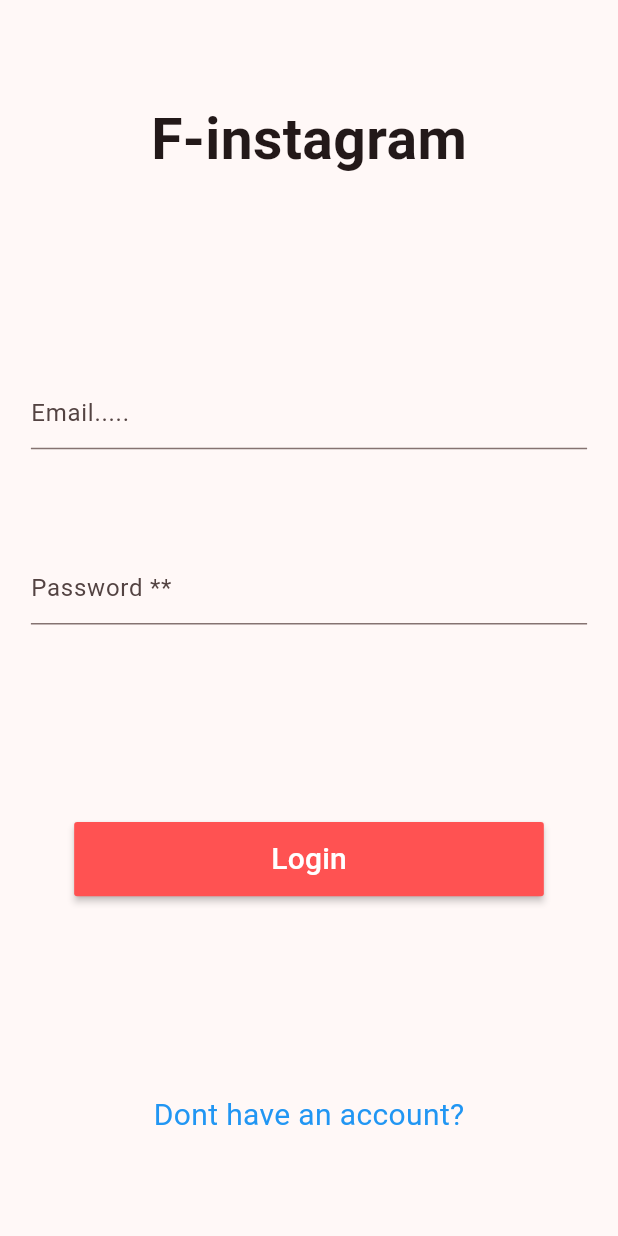
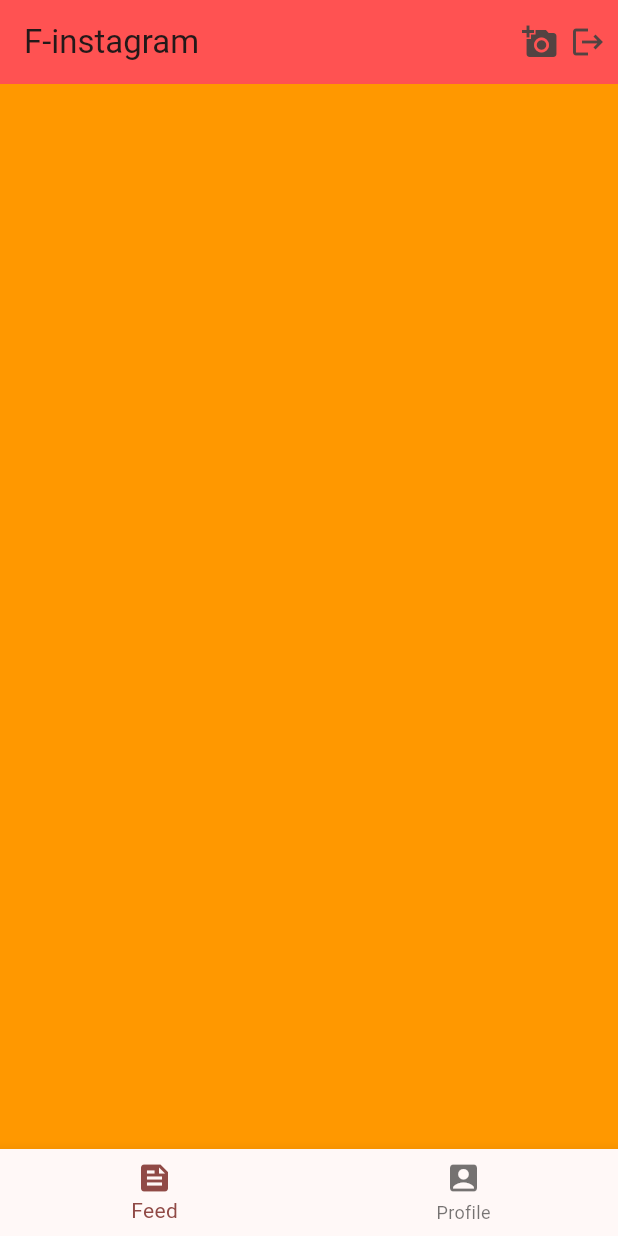
Before and after one commit to summydev/finstagram, a Flutter app: the screen it shows after launch, on a phone screen of 412 x 824 dp. Run offline on Flutter 3.47's test engine with Material 3 defaults, Android fonts, the phone set to English and light mode, and no system bars; our stand-ins replace file_picker.

Commit message:
done with the UIs for our instagram mimic app

```diff
--- a/lib/main.dart
+++ b/lib/main.dart
@@ -1,3 +1,4 @@
+import 'package:finstagram/views/pages/home_page.dart';
 import 'package:finstagram/views/pages/login_page.dart';
 import 'package:finstagram/views/pages/signup_page.dart';
 import 'package:flutter/material.dart';
@@ -15,13 +16,16 @@ class MyApp extends StatelessWidget {
     return MaterialApp(
       title: 'F-Instagram',
       theme: ThemeData(
+        primaryColor: Colors.redAccent,
         colorScheme: ColorScheme.fromSeed(seedColor: Colors.redAccent),
         useMaterial3: true,
       ),
-     initialRoute: 'login',
+     debugShowCheckedModeBanner: false,
+     initialRoute: 'home',
       routes: {
         'login': (context)=> LoginPage(),
-        'signup': (context)=> SignupPage()
+        'signup': (context)=> SignupPage(),
+        'home': (context)=> HomePage()
       },
     );
   }
--- /dev/null
+++ b/lib/views/pages/home_page.dart
@@ -0,0 +1,62 @@
+import 'package:finstagram/views/pages/feed_page.dart';
+import 'package:finstagram/views/pages/profile_page.dart';
+import 'package:flutter/material.dart';
+
+class HomePage extends StatefulWidget {
+  const HomePage({super.key});
+
+  @override
+  State<HomePage> createState() => _HomePageState();
+}
+
+class _HomePageState extends State<HomePage> {
+  int _currentPage =0 ;
+  final List<Widget> _pages = [
+ ProfilePage(),
+    FeedPage()
+  ];
+  @override
+  Widget build(BuildContext context) {
+    return Scaffold(
+      appBar: AppBar(
+        backgroundColor: Colors.redAccent,
+        title: Text('F-instagram'),
+        actions: [
+          GestureDetector(
+            child: Icon(Icons.add_a_photo),
+          ),
+          Padding(
+            padding: const EdgeInsets.only(left: 8.0, right: 8.0),
+            child: GestureDetector(
+              child: Icon(Icons.logout),
+            ),
+          )
+        ],
+      ),
+      bottomNavigationBar: _bottomNavigationBar(),
+      body: _pages[_currentPage],
+    );
+  }
+
+  Widget _bottomNavigationBar() {
+    return BottomNavigationBar(
+      currentIndex: _currentPage,
+      onTap: (_index){
+        setState(() {
+          _currentPage=_index;
+        });
+
+      },
+      items: const [
+        BottomNavigationBarItem(
+          label: 'Feed',
+          icon: Icon(Icons.feed),
+        ),
+        BottomNavigationBarItem(
+          label: 'Profile',
+          icon: Icon(Icons.account_box),
+        ),
+      ],
+    );
+  }
+}
--- /dev/null
+++ b/lib/views/pages/profile_page.dart
@@ -0,0 +1,18 @@
+import 'package:flutter/material.dart';
+
+
+class ProfilePage extends StatefulWidget {
+  const ProfilePage({super.key});
+
+  @override
+  State<ProfilePage> createState() => _ProfilePageState();
+}
+
+class _ProfilePageState extends State<ProfilePage> {
+  @override
+  Widget build(BuildContext context) {
+    return Container(
+      color: Colors.orange,
+    );
+  }
+}
--- a/pubspec.yaml
+++ b/pubspec.yaml
@@ -35,6 +35,7 @@ dependencies:
   # The following adds the Cupertino Icons font to your application.
   # Use with the CupertinoIcons class for iOS style icons.
   cupertino_icons: ^1.0.8
+  file_picker: ^8.1.2
 
 dev_dependencies:
   flutter_test:
```
Also changed, not shown: lib/views/pages/feed_page.dart (added, +17 -0 lines), lib/views/pages/signup_page.dart (+58 -16 lines), pubspec.lock.
